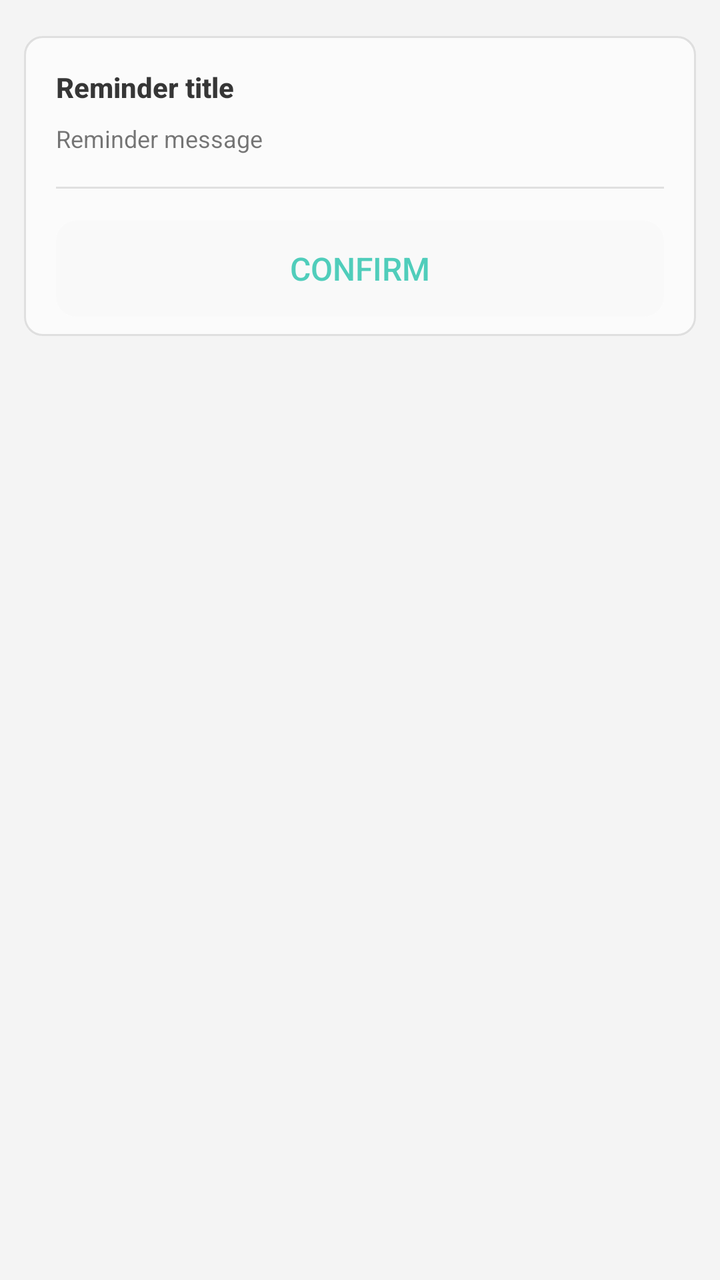
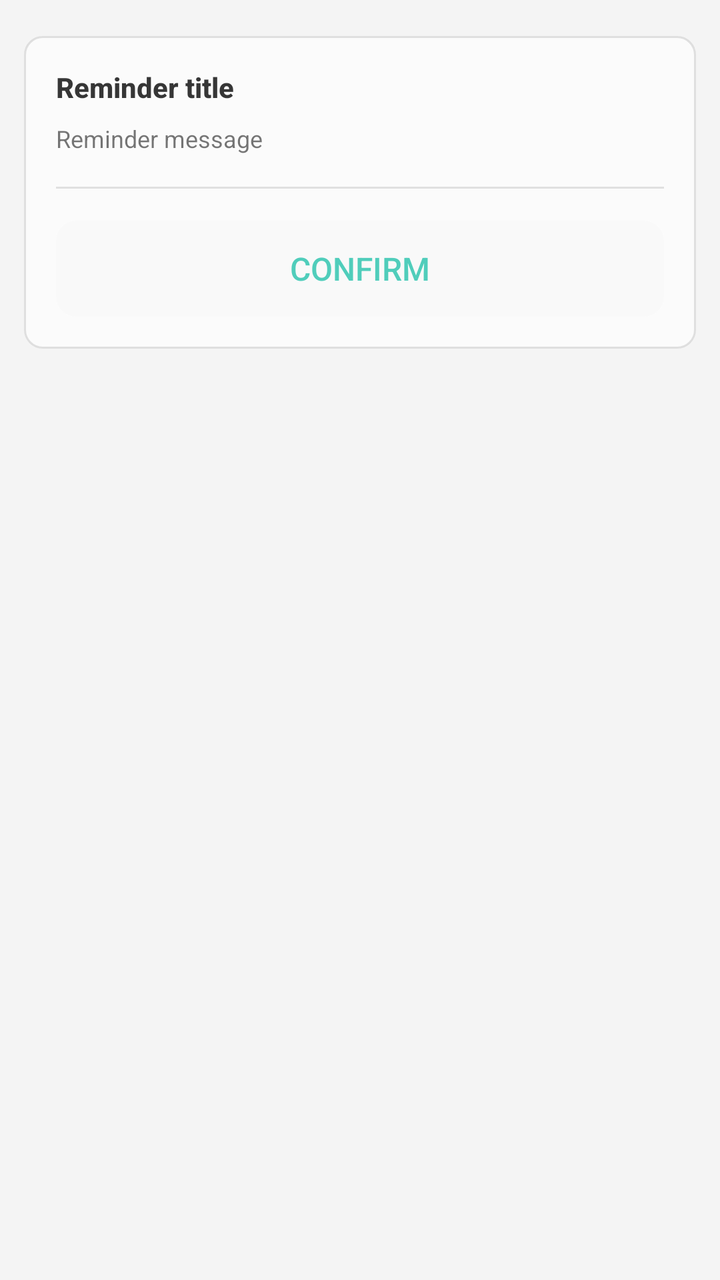

Screens rendered from an Android XML layout before and after an edit, with the pre-edit source and the edit as a unified diff.
<!-- AndroidManifest.xml: application theme AppTheme -->
<!-- res/layout/dialog_help_info.xml -->
<?xml version="1.0" encoding="utf-8"?>
<ScrollView
    xmlns:android="http://schemas.android.com/apk/res/android"
    android:overScrollMode="never"
    android:layout_width="match_parent"
    android:layout_height="match_parent">

    <LinearLayout
        android:layout_width="match_parent"
        android:layout_height="wrap_content"
        android:orientation="vertical"
        android:padding="12dp">

        <LinearLayout
            android:alpha="0.9"
            android:layout_width="match_parent"
            android:layout_height="wrap_content"
            android:minHeight="150dp"
            android:layout_marginTop="6dp"
            android:layout_marginBottom="8dp"
            android:background="@drawable/krscript_item_ripple_kon"
            android:orientation="vertical">

            <TextView
                android:id="@+id/confirm_title"
                android:breakStrategy="simple"
                style="@style/dialogTitle"
                android:text="@string/confirm_title" />
            <TextView
                android:id="@+id/confirm_message"
                android:breakStrategy="simple"
                style="@style/dialogDesc"
                android:text="@string/confirm_message" />

            <FrameLayout
                android:id="@+id/confirm_custom_view"
                android:layout_width="match_parent"
                android:layout_height="wrap_content" />

            
            <View
                android:layout_width="match_parent"
                android:layout_height="1dp"
                android:layout_marginHorizontal="16dp"
                android:layout_marginTop="16dp"
                android:background="?android:attr/listDivider" />

            <LinearLayout
                android:layout_marginTop="16dp"
                android:layout_marginHorizontal="16dp"
                android:orientation="horizontal"
                android:layout_width="match_parent"
                android:layout_height="wrap_content">

                <Button
                    android:id="@+id/btn_confirm"
                    style="@style/dialogCancelBtn"
                    android:text="@string/btn_confirm">
                </Button>
            </LinearLayout>
        </LinearLayout>

    </LinearLayout>
</ScrollView>
<!-- resources referenced by this layout -->
<resources>
  <string name="btn_confirm">Confirm</string>
  <string name="confirm_message">Reminder message</string>
  <string name="confirm_title">Reminder title</string>
  <style name="dialogCancelBtn" parent="dialogLargeBtn">
          <item name="android:layout_marginStart">0dp</item>
          <item name="android:background">@drawable/btn_bg_large_secondary</item>
      </style>
  <style name="dialogDesc" parent="@style/textSmall">
          <item name="android:paddingStart">16dp</item>
          <item name="android:paddingEnd">16dp</item>
          <item name="android:paddingTop">8dp</item>
          <item name="android:layout_width">match_parent</item>
          <item name="android:layout_height">wrap_content</item>
      </style>
  <style name="dialogTitle" parent="@style/textTitle">
          <item name="android:paddingStart">16dp</item>
          <item name="android:paddingEnd">16dp</item>
          <item name="android:paddingTop">16dp</item>
          <item name="android:layout_width">match_parent</item>
          <item name="android:layout_height">wrap_content</item>
      </style>
  <!-- drawable btn_bg_large_secondary (drawable) -->
  <?xml version="1.0" encoding="utf-8"?>
  <selector xmlns:android="http://schemas.android.com/apk/res/android">
      <item android:drawable="@drawable/btn_bg_active_large" android:state_pressed="true" />
      <item android:drawable="@drawable/btn_bg_disabled_large" android:state_enabled="false" />
      <item android:drawable="@drawable/btn_bg_inactive_large_secondary" />
  </selector>
  <style name="textSmall">
          <item name="android:textColor">?android:attr/textColorSecondary</item>
          <item name="android:textSize">12sp</item>
      </style>
  <style name="textTitle">
          <item name="android:textColor">?android:attr/textColorPrimary</item>
          <item name="android:textStyle">bold</item>
          <item name="android:textSize">14dp</item>
      </style>
  <color name="colorPrimary">#64CDB6</color>
  <color name="colorPrimaryDark">#30C7B6</color>
  <color name="colorAccent">#0dbda2</color>
  <color name="colorParseDark">#20605f5f</color>
  <color name="colorPirmDark">#20000000</color>
  <color name="status_bg_light">@android:color/white</color>
  <color name="window_bg_light">#f4f4f4</color>
  <color name="cardBgLight">#CCFFFFFF</color>
  <!-- drawable btn_bg_active_large (drawable) -->
  <?xml version="1.0" encoding="utf-8"?>
  <shape xmlns:android="http://schemas.android.com/apk/res/android"
      android:shape="rectangle">
      <solid android:color="#0E828282" />
      
      
      <corners android:radius="10dp" />
  
      
      <padding
          android:bottom="0dp"
          android:left="0dp"
          android:right="0dp"
          android:top="0dp" />
  </shape>
  <!-- drawable seekbar_thumb (drawable) -->
  <?xml version="1.0" encoding="utf-8"?>
  <shape xmlns:android="http://schemas.android.com/apk/res/android">
      <solid android:color="@android:color/transparent" />
      <corners android:radius="10dp" />
      <size
          android:width="12dp"
          android:height="12dp" />
  </shape>
  <!-- drawable switch_track_disabled (drawable) -->
  <?xml version="1.0" encoding="utf-8"?>
  <shape xmlns:android="http://schemas.android.com/apk/res/android">
      <solid android:color="#22888888" />
      <corners android:radius="10dp" />
      <size android:width="66dp" android:height="20dp" />
  </shape>
  <!-- drawable switch_track_open (drawable) -->
  <?xml version="1.0" encoding="utf-8"?>
  <shape xmlns:android="http://schemas.android.com/apk/res/android">
      <solid android:color="?android:colorAccent" />
      <corners android:radius="10dp" />
      <size android:width="66dp" android:height="20dp" />
  </shape>
  <!-- drawable switch_track_close (drawable) -->
  <?xml version="1.0" encoding="utf-8"?>
  <shape xmlns:android="http://schemas.android.com/apk/res/android">
      <solid android:color="#44888888" />
      <corners android:radius="10dp" />
      <size android:width="66dp" android:height="20dp" />
  </shape>
  <!-- unchanged entries left out for length: 14 -->
</resources>

<!-- the commit's change to res/layout/dialog_help_info.xml (unified diff, before → after) -->
@@ -46,8 +46,7 @@
                 android:background="?android:attr/listDivider" />
 
             <LinearLayout
-                android:layout_marginTop="16dp"
-                android:layout_marginHorizontal="16dp"
+                android:layout_margin="16dp"
                 android:orientation="horizontal"
                 android:layout_width="match_parent"
                 android:layout_height="wrap_content">
